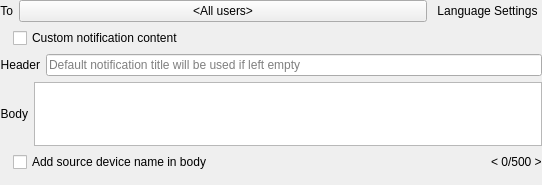
networkoptix/nx_open, file vms/client/nx_vms_client_desktop/src/ui/widgets/business/push_notification_business_action_widget.ui: the form before one commit.
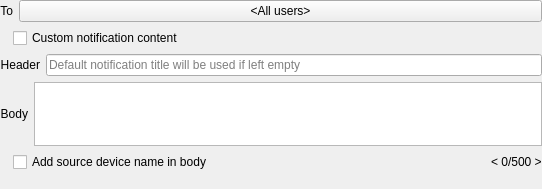
The form after the commit. Custom widgets are drawn as their Qt base class.

Commit message: VMS-53918: Remove "Cloud notifications language" setting

What changed in the file:
```diff
--- a/vms/client/nx_vms_client_desktop/src/ui/widgets/business/push_notification_business_action_widget.ui
+++ b/vms/client/nx_vms_client_desktop/src/ui/widgets/business/push_notification_business_action_widget.ui
@@ -7,7 +7,7 @@
     <x>0</x>
     <y>0</y>
     <width>542</width>
-    <height>185</height>
+    <height>189</height>
    </rect>
   </property>
   <property name="windowTitle">
@@ -129,16 +129,6 @@
            </property>
           </widget>
          </item>
-         <item>
-          <widget class="QPushButton" name="languageButton">
-           <property name="text">
-            <string>Language Settings</string>
-           </property>
-           <property name="flat">
-            <bool>true</bool>
-           </property>
-          </widget>
-         </item>
         </layout>
        </item>
        <item>
```
The commit also changes 4 other files.
